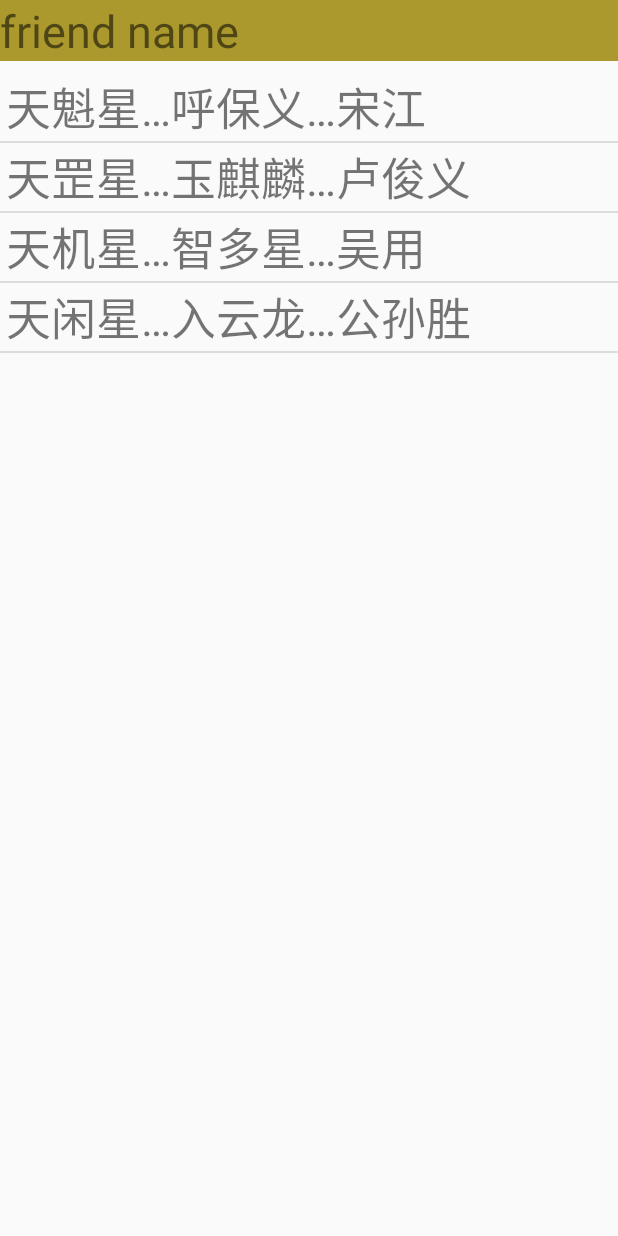
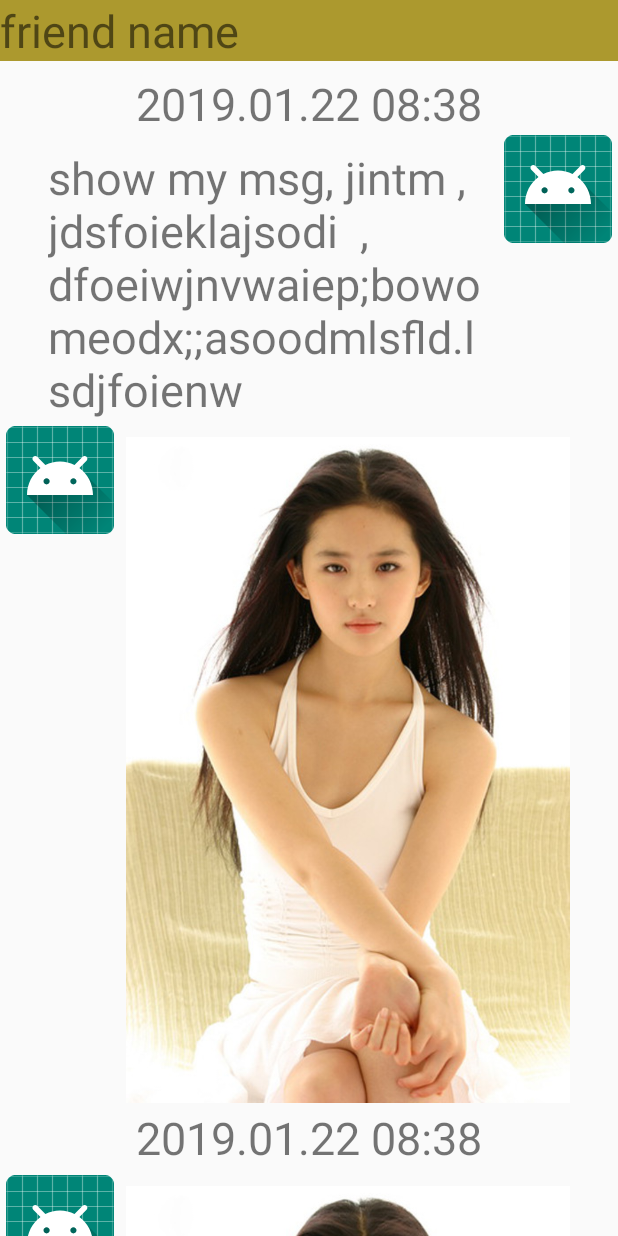
Before and after one commit to 215836017/MyChat, an Android app: the MessageDetailsActivity screen opened directly, with no data from a screen before it, on a phone screen of 412 x 824 dp. Run offline under Robolectric (Android 15) with nearby library versions, the phone set to English and light mode, and no system bars.

Commit message:
modify MessageDetailsActivity.java

```diff
--- a/app/src/main/java/com/fzq/mychat/ui/MessageDetailsActivity.java
+++ b/app/src/main/java/com/fzq/mychat/ui/MessageDetailsActivity.java
@@ -47,7 +47,7 @@ public class MessageDetailsActivity extends AppCompatActivity {
         layoutManager.setOrientation(OrientationHelper.VERTICAL);
         recyclerView.setLayoutManager(layoutManager);
         recyclerView.setItemAnimator(new DefaultItemAnimator());
-        recyclerView.addItemDecoration(new MyRecyclerViewDecoration(this, OrientationHelper.VERTICAL));
+       // recyclerView.addItemDecoration(new MyRecyclerViewDecoration(this, OrientationHelper.VERTICAL));
         MsgDetailAdapter adapter = new MsgDetailAdapter(this, testNames);
         recyclerView.setAdapter(adapter);
     }
--- a/app/src/main/java/com/fzq/mychat/ui/adapters/MsgDetailAdapter.java
+++ b/app/src/main/java/com/fzq/mychat/ui/adapters/MsgDetailAdapter.java
@@ -8,6 +8,7 @@ import android.support.v7.widget.RecyclerView;
 import android.view.LayoutInflater;
 import android.view.View;
 import android.view.ViewGroup;
+import android.widget.ImageView;
 import android.widget.TextView;
 import android.widget.Toast;
 
@@ -35,7 +36,16 @@ public class MsgDetailAdapter extends RecyclerView.Adapter<MsgDetailAdapter.View
     @Override
     public void onBindViewHolder(@NonNull ViewHolder viewHolder, final int position) {
 
-        viewHolder.textName.setText(friends[position]);
+        //  viewHolder.textName.setText(friends[position]);
+       if(position % 4 == 0){
+           viewHolder.textName.setVisibility(View.VISIBLE);
+       }else if (position % 3 == 1) {
+            viewHolder.layoutRight.setVisibility(View.VISIBLE);
+        } else if (position % 3 == 2) {
+            viewHolder.layoutLeftTest.setVisibility(View.VISIBLE);
+        } else if (position % 3 == 3) {
+            viewHolder.layoutLeft.setVisibility(View.VISIBLE);
+        }
 
     }
 
@@ -48,9 +58,22 @@ public class MsgDetailAdapter extends RecyclerView.Adapter<MsgDetailAdapter.View
 
         private TextView textName;
 
+        private ConstraintLayout layoutLeft;
+        private TextView textLeft;
+
+        private ConstraintLayout layoutLeftTest;
+        private ImageView imageLeft;
+
+        private ConstraintLayout layoutRight;
+        private TextView textRight;
+
         public ViewHolder(@NonNull View itemView) {
             super(itemView);
-            textName = itemView.findViewById(R.id.msgDetailAct_item_text);
+            textName = itemView.findViewById(R.id.msgDetailAct_item_time_text);
+
+            layoutLeft = itemView.findViewById(R.id.msgDetailAct_item_left_layout);
+            layoutLeftTest = itemView.findViewById(R.id.msgDetailAct_item_left_layoutTest);
+            layoutRight = itemView.findViewById(R.id.msgDetailAct_item_right_layout);
         }
     }
 }
--- a/app/src/main/res/layout/layout_msg_detail_item.xml
+++ b/app/src/main/res/layout/layout_msg_detail_item.xml
@@ -1,13 +1,26 @@
 <?xml version="1.0" encoding="utf-8"?>
 <android.support.constraint.ConstraintLayout xmlns:android="http://schemas.android.com/apk/res/android"
+    xmlns:app="http://schemas.android.com/apk/res-auto"
+    xmlns:tools="http://schemas.android.com/tools"
     android:layout_width="match_parent"
     android:layout_height="wrap_content">
 
     <TextView
-        android:id="@+id/msgDetailAct_item_text"
-        android:layout_width="match_parent"
-        android:layout_height="wrap_content"
+        android:id="@+id/msgDetailAct_item_time_text"
+        android:layout_width="wrap_content"
+        android:layout_height="41dp"
         android:layout_margin="4dp"
-        android:text="sdfdf"
-        android:textSize="30sp" />
+        android:layout_marginStart="8dp"
+        android:layout_marginEnd="8dp"
+        android:text="2019.01.22 08:38"
+        android:textSize="30sp"
+        android:visibility="gone"
+        app:layout_constraintEnd_toEndOf="parent"
+        app:layout_constraintStart_toStartOf="parent" />
+
+    <include layout="@layout/layout_msg_detail_item_left" />
+
+    <include layout="@layout/layout_msg_detail_item_right" />
+
+    <include layout="@layout/layout_msg_detail_item_left_test" />
 </android.support.constraint.ConstraintLayout>
--- /dev/null
+++ b/app/src/main/res/layout/layout_msg_detail_item_left.xml
@@ -0,0 +1,35 @@
+<?xml version="1.0" encoding="utf-8"?>
+<android.support.constraint.ConstraintLayout xmlns:android="http://schemas.android.com/apk/res/android"
+    xmlns:app="http://schemas.android.com/apk/res-auto"
+    xmlns:tools="http://schemas.android.com/tools"
+    android:id="@+id/msgDetailAct_item_left_layout"
+    android:layout_width="match_parent"
+    android:visibility="gone"
+    android:layout_height="wrap_content">
+
+    <ImageView
+        android:id="@+id/msgDetailAct_item_left_otherIcon"
+        android:layout_width="wrap_content"
+        android:layout_height="wrap_content"
+        android:layout_margin="4dp"
+        android:layout_marginStart="8dp"
+        android:layout_marginTop="8dp"
+        android:src="@mipmap/ic_launcher_round"
+        android:text="sdfdf"
+        android:textSize="30sp"
+        app:layout_constraintStart_toStartOf="parent"
+        app:layout_constraintTop_toTopOf="parent" />
+
+    <TextView
+        android:id="@+id/textView2"
+        android:layout_width="0dp"
+        android:layout_height="wrap_content"
+        android:layout_marginStart="8dp"
+        android:layout_marginTop="8dp"
+        android:layout_marginEnd="32dp"
+        android:text="show other msg, ioklwejio, lkjo.sdjgwjojeilzxfldgjspa. lsdjgadl;sls;"
+        android:textSize="30sp"
+        app:layout_constraintEnd_toEndOf="parent"
+        app:layout_constraintStart_toEndOf="@+id/msgDetailAct_item_left_otherIcon"
+        app:layout_constraintTop_toTopOf="parent" />
+</android.support.constraint.ConstraintLayout>
--- /dev/null
+++ b/app/src/main/res/layout/layout_msg_detail_item_left_test.xml
@@ -0,0 +1,34 @@
+<?xml version="1.0" encoding="utf-8"?>
+<android.support.constraint.ConstraintLayout xmlns:android="http://schemas.android.com/apk/res/android"
+    xmlns:app="http://schemas.android.com/apk/res-auto"
+    xmlns:tools="http://schemas.android.com/tools"
+    android:id="@+id/msgDetailAct_item_left_layoutTest"
+    android:layout_width="match_parent"
+    android:visibility="gone"
+    android:layout_height="wrap_content">
+
+    <ImageView
+        android:id="@+id/msgDetailAct_item_left_otherIcon"
+        android:layout_width="wrap_content"
+        android:layout_height="wrap_content"
+        android:layout_margin="4dp"
+        android:layout_marginStart="8dp"
+        android:layout_marginTop="8dp"
+        android:src="@mipmap/ic_launcher_round"
+        android:text="sdfdf"
+        android:textSize="30sp"
+        app:layout_constraintStart_toStartOf="parent"
+        app:layout_constraintTop_toTopOf="parent" />
+
+    <ImageView
+        android:layout_width="0dp"
+        android:layout_height="450dp"
+        android:layout_marginStart="8dp"
+        android:layout_marginTop="8dp"
+        android:scaleType="centerInside"
+        android:layout_marginEnd="32dp"
+        android:src="@drawable/liuyifei"
+        app:layout_constraintEnd_toEndOf="parent"
+        app:layout_constraintStart_toEndOf="@+id/msgDetailAct_item_left_otherIcon"
+        app:layout_constraintTop_toTopOf="parent" />
+</android.support.constraint.ConstraintLayout>
--- /dev/null
+++ b/app/src/main/res/layout/layout_msg_detail_item_right.xml
@@ -0,0 +1,33 @@
+<?xml version="1.0" encoding="utf-8"?>
+<android.support.constraint.ConstraintLayout xmlns:android="http://schemas.android.com/apk/res/android"
+    xmlns:app="http://schemas.android.com/apk/res-auto"
+    xmlns:tools="http://schemas.android.com/tools"
+    android:id="@+id/msgDetailAct_item_right_layout"
+    android:layout_width="match_parent"
+    android:visibility="gone"
+    android:layout_height="wrap_content">
+
+    <ImageView
+        android:id="@+id/msgDetailAct_item_right_myIcon"
+        android:layout_width="wrap_content"
+        android:layout_height="wrap_content"
+        android:layout_margin="4dp"
+        android:layout_marginEnd="8dp"
+        android:src="@mipmap/ic_launcher"
+        android:textSize="30sp"
+        app:layout_constraintEnd_toEndOf="parent" />
+
+    <TextView
+        android:id="@+id/textView"
+        android:layout_width="0dp"
+        android:layout_height="wrap_content"
+        android:layout_marginStart="32dp"
+        android:layout_marginTop="8dp"
+        android:layout_marginEnd="8dp"
+        android:text="show my msg, jintm ,  jdsfoieklajsodi  ,  dfoeiwjnvwaiep;bowomeodx;;asoodmlsfld.lsdjfoienw"
+        android:textSize="30sp"
+        app:layout_constraintEnd_toStartOf="@+id/msgDetailAct_item_right_myIcon"
+        app:layout_constraintHorizontal_bias="1.0"
+        app:layout_constraintStart_toStartOf="parent"
+        app:layout_constraintTop_toTopOf="parent" />
+</android.support.constraint.ConstraintLayout>
--- a/app/src/main/res/values/strings.xml
+++ b/app/src/main/res/values/strings.xml
@@ -6,6 +6,15 @@
         <item>天罡星…玉麒麟…卢俊义</item>
         <item>天机星…智多星…吴用</item>
         <item>天闲星…入云龙…公孙胜</item>
+        <item>天魁星…呼保义…宋江</item>
+        <item>天罡星…玉麒麟…卢俊义</item>
+        <item>天机星…智多星…吴用</item>
+        <item>天闲星…入云龙…公孙胜</item>
+        <item>天魁星…呼保义…宋江</item>
+        <item>天罡星…玉麒麟…卢俊义</item>
+        <item>天机星…智多星…吴用</item>
+        <item>天闲星…入云龙…公孙胜</item>
+
     </string-array>
     <string-array name="friends">
         <item>天魁星…呼保义…宋江</item>
--- a/build.gradle
+++ b/build.gradle
@@ -7,7 +7,7 @@ buildscript {
         jcenter()
     }
     dependencies {
-        classpath 'com.android.tools.build:gradle:3.2.1'
+        classpath 'com.android.tools.build:gradle:3.3.0'
 
 
         // NOTE: Do not place your application dependencies here; they belong
```
Also changed, not shown: app/src/main/res/drawable/liuyifei.jpg (added), gradle/wrapper/gradle-wrapper.properties, 1 other file.
